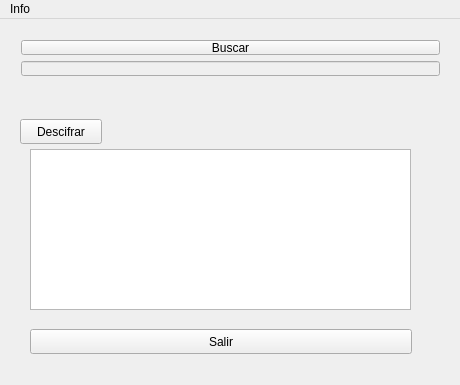
Qt form mainwindow.ui (Nitrosito/Esteno) before a commit.
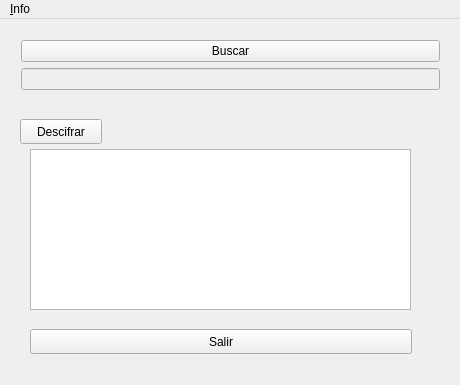
The same form after that commit.

Diff of the .ui file:
```diff
--- a/mainwindow.ui
+++ b/mainwindow.ui
@@ -42,7 +42,7 @@
       <x>10</x>
       <y>10</y>
       <width>441</width>
-      <height>58</height>
+      <height>74</height>
      </rect>
     </property>
     <layout class="QGridLayout" name="gridLayout">
@@ -96,12 +96,12 @@
      <x>0</x>
      <y>0</y>
      <width>460</width>
-     <height>20</height>
+     <height>30</height>
     </rect>
    </property>
    <widget class="QMenu" name="menuAcerca">
     <property name="title">
-     <string>Info</string>
+     <string>&amp;Info</string>
     </property>
     <addaction name="actionAcerca_de"/>
    </widget>
```
Left out of the diff: 2 changed lines with no effect on the pictures.
